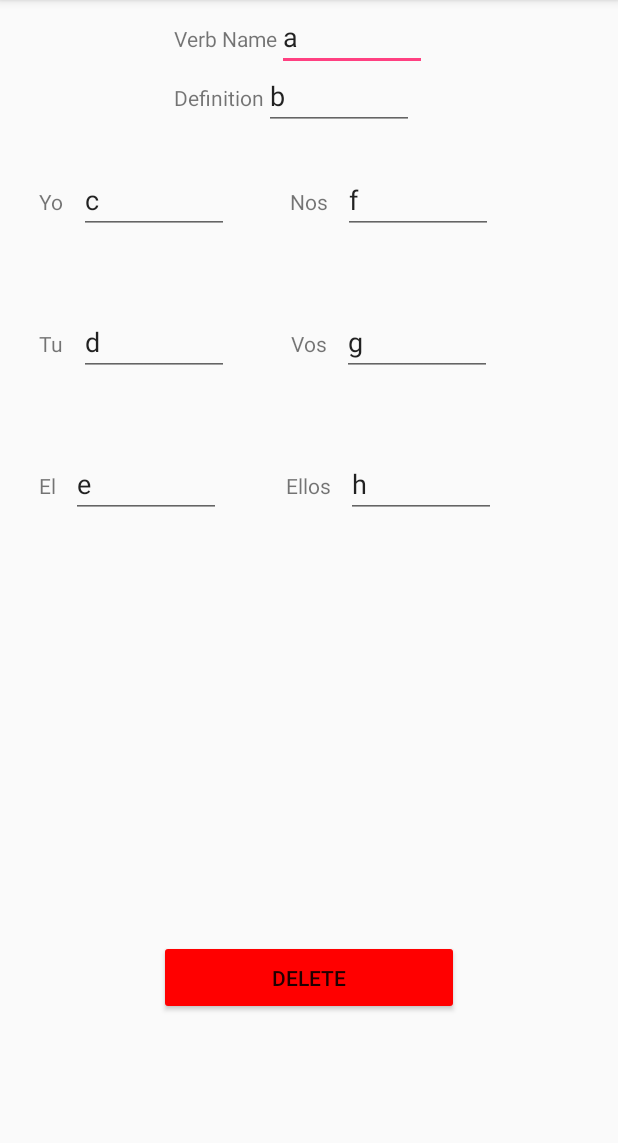
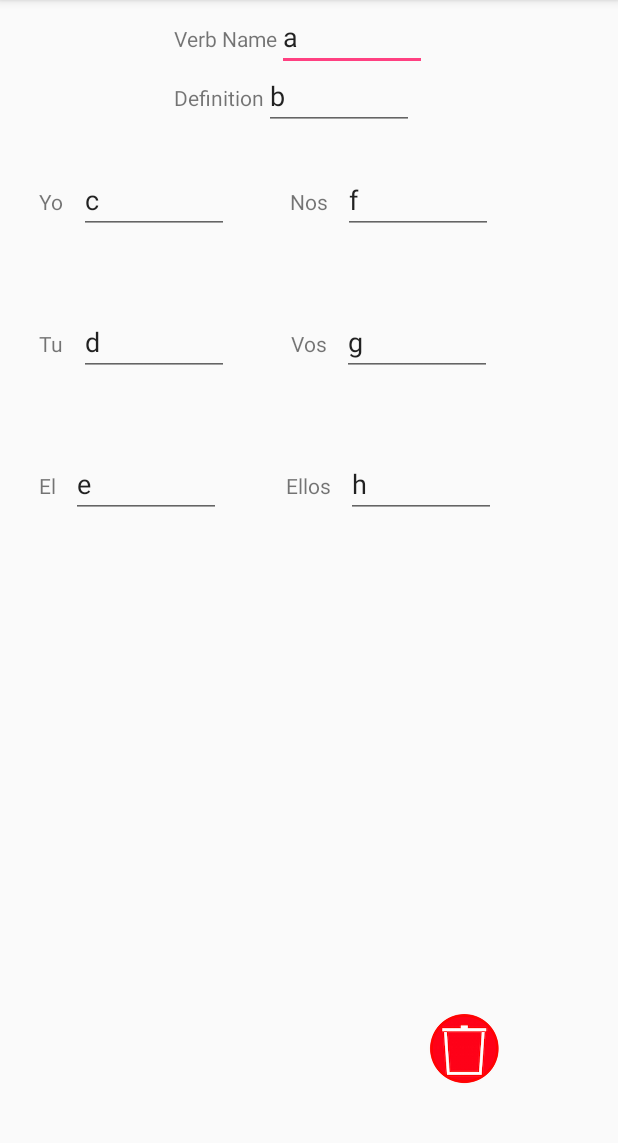
Before and after one commit to edany416/Conjugo, an Android app: the VerbListActivity screen opened directly, with no data from a screen before it, after a tap on an icon or button, on a phone screen of 412 x 824 dp, the part 84-1227 px from its top. Run offline under Robolectric (Android 15) with nearby library versions, the phone set to English and light mode, and no system bars.

Commit message:
add butt

```diff
--- a/app/src/main/res/layout/activity_edit_verb.xml
+++ b/app/src/main/res/layout/activity_edit_verb.xml
@@ -151,15 +151,15 @@
         android:layout_alignBaseline="@+id/ellos_text_view"
         android:layout_toRightOf="@+id/ellos_text_view"
         />
-    <Button
-        android:layout_width="200dp"
-        android:layout_height="50dp"
+    <ImageButton
+        android:id="@+id/trash_can"
+        android:src="@drawable/trash_can"
+        android:layout_width="wrap_content"
+        android:layout_height="wrap_content"
+        android:background="@null"
+        android:layout_marginBottom="18dp"
+        android:layout_alignParentBottom="true"
         android:onClick="onClickDelete"
-        android:layout_centerInParent="true"
-        android:layout_alignParentBottom="true"
-        android:text="Delete"
-        android:backgroundTint="#FF0000"
-        android:layout_marginBottom="75dp"
-        />
+        android:layout_toEndOf="@+id/verb_name_edit_text" />
 
 </RelativeLayout>
```
Also changed, not shown: app/src/main/res/layout/content_verb_list.xml (+9 -4 lines), app/src/main/res/drawable-hdpi/ic_plus_button.png (deleted), app/src/main/res/drawable-mdpi/ic_plus_button.png (deleted), app/src/main/res/drawable-xhdpi/ic_plus_button.png (deleted), app/src/main/res/drawable-xxhdpi/ic_plus_button.png (deleted), app/src/main/res/drawable-xxhdpi/trash_can.png (added).
